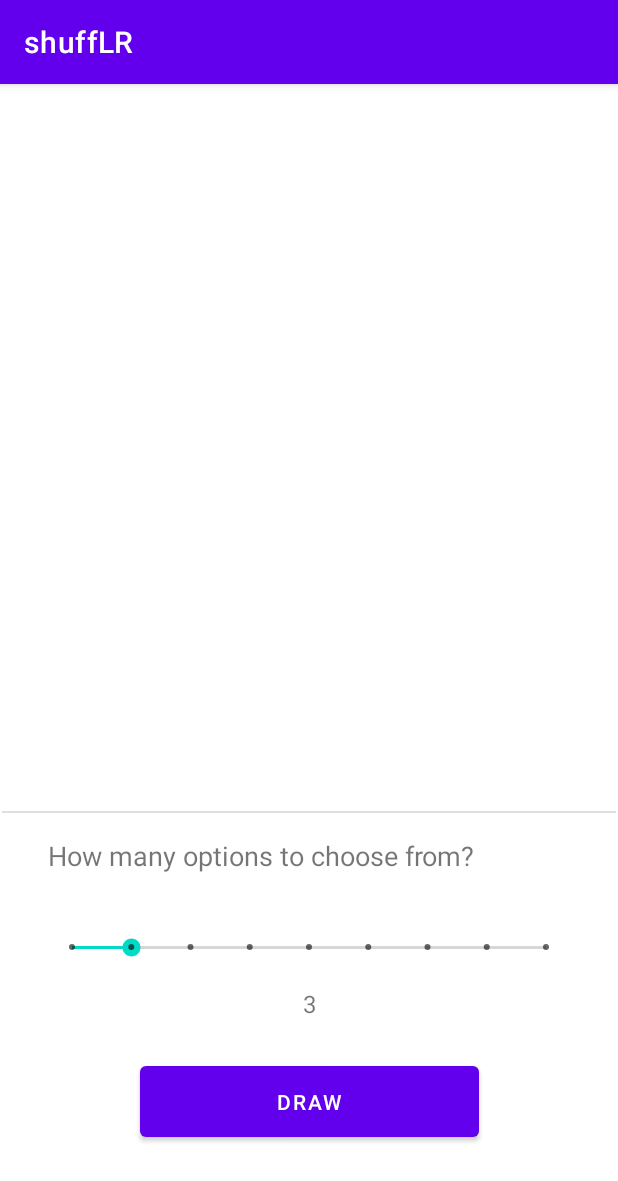
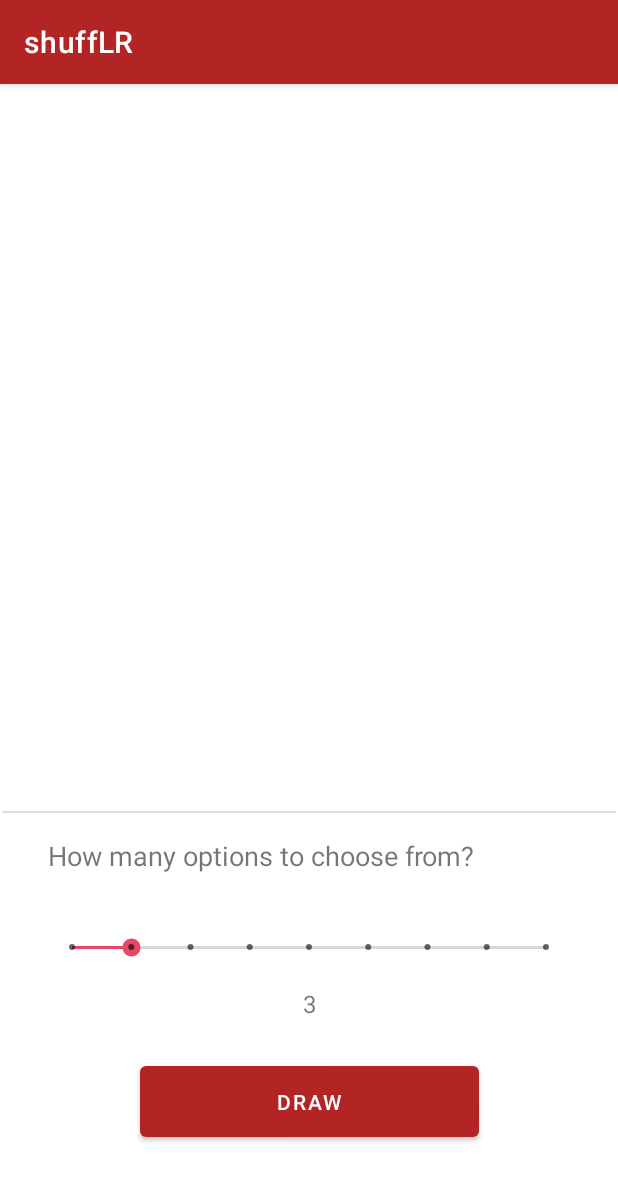
Before and after one commit to sowinskipatryk/Draw-Number-App, an Android app: the screen it shows after launch (MainActivity), on a phone screen of 412 x 824 dp. Shown: the top 1181 px of the screen. Run offline under Robolectric (Android 15) with nearby library versions, the phone set to English and light mode, and no system bars.

Commit message:
color changes

```diff
--- a/app/src/main/res/layout/activity_main.xml
+++ b/app/src/main/res/layout/activity_main.xml
@@ -25,8 +25,8 @@
         android:layout_width="wrap_content"
         android:layout_height="wrap_content"
         android:fontFamily="sans-serif-condensed"
-        android:textColor="@color/design_default_color_primary"
         android:textSize="144sp"
+        android:textColor="@color/red_500"
         app:layout_constraintBottom_toTopOf="@+id/divider"
         app:layout_constraintEnd_toEndOf="parent"
         app:layout_constraintHorizontal_bias="0.5"
--- a/app/src/main/res/values-night/themes.xml
+++ b/app/src/main/res/values-night/themes.xml
@@ -2,12 +2,12 @@
     <!-- Base application theme. -->
     <style name="Theme.ShuffLR" parent="Theme.MaterialComponents.DayNight.DarkActionBar">
         <!-- Primary brand color. -->
-        <item name="colorPrimary">@color/purple_200</item>
-        <item name="colorPrimaryVariant">@color/purple_700</item>
+        <item name="colorPrimary">@color/red_200</item>
+        <item name="colorPrimaryVariant">@color/red_700</item>
         <item name="colorOnPrimary">@color/black</item>
         <!-- Secondary brand color. -->
-        <item name="colorSecondary">@color/teal_200</item>
-        <item name="colorSecondaryVariant">@color/teal_200</item>
+        <item name="colorSecondary">@color/red_200</item>
+        <item name="colorSecondaryVariant">@color/red_200</item>
         <item name="colorOnSecondary">@color/black</item>
         <!-- Status bar color. -->
         <item name="android:statusBarColor" tools:targetApi="l">?attr/colorPrimaryVariant</item>
--- a/app/src/main/res/values/colors.xml
+++ b/app/src/main/res/values/colors.xml
@@ -1,10 +1,8 @@
 <?xml version="1.0" encoding="utf-8"?>
 <resources>
-    <color name="purple_200">#FFBB86FC</color>
-    <color name="purple_500">#FF6200EE</color>
-    <color name="purple_700">#FF3700B3</color>
-    <color name="teal_200">#FF03DAC5</color>
-    <color name="teal_700">#FF018786</color>
+    <color name="red_200">#ffe64764</color>
+    <color name="red_500">#ffb32424</color>
+    <color name="red_700">#ff4a030f</color>
     <color name="black">#FF000000</color>
     <color name="white">#FFFFFFFF</color>
 </resources>
--- a/app/src/main/res/values/themes.xml
+++ b/app/src/main/res/values/themes.xml
@@ -2,12 +2,12 @@
     <!-- Base application theme. -->
     <style name="Theme.ShuffLR" parent="Theme.MaterialComponents.DayNight.DarkActionBar">
         <!-- Primary brand color. -->
-        <item name="colorPrimary">@color/purple_500</item>
-        <item name="colorPrimaryVariant">@color/purple_700</item>
+        <item name="colorPrimary">@color/red_500</item>
+        <item name="colorPrimaryVariant">@color/red_700</item>
         <item name="colorOnPrimary">@color/white</item>
         <!-- Secondary brand color. -->
-        <item name="colorSecondary">@color/teal_200</item>
-        <item name="colorSecondaryVariant">@color/teal_700</item>
+        <item name="colorSecondary">@color/red_200</item>
+        <item name="colorSecondaryVariant">@color/red_700</item>
         <item name="colorOnSecondary">@color/black</item>
         <!-- Status bar color. -->
         <item name="android:statusBarColor" tools:targetApi="l">?attr/colorPrimaryVariant</item>
```
